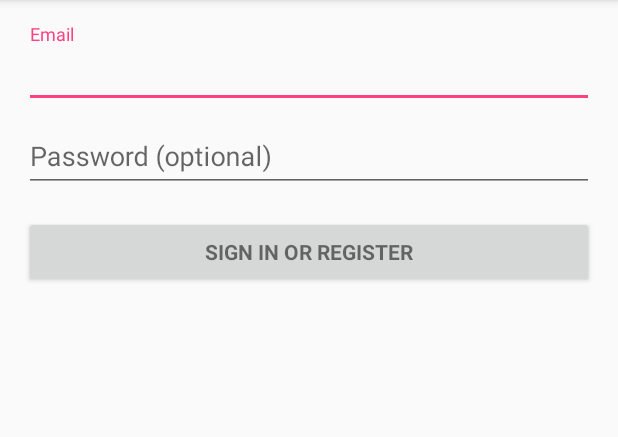
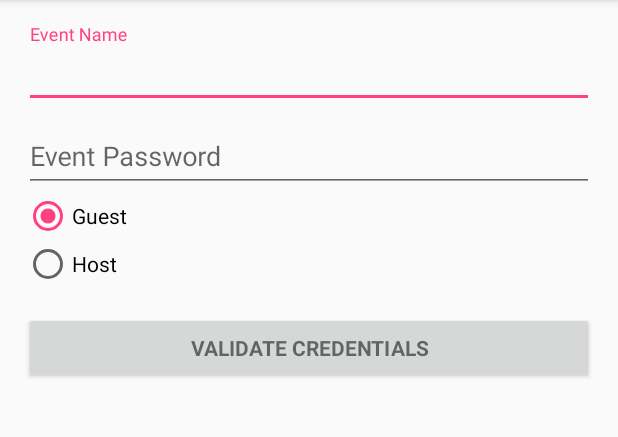
Before and after one commit to kdorosh/MusicMafia, an Android app: the screen it shows after launch (EventLoginActivity), on a phone screen of 412 x 824 dp, the part 84-521 px from its top. Run offline under Robolectric (Android 15) with nearby library versions, the phone set to English and light mode, and no system bars; 2 statements that could not run were skipped.

Commit message:
Add second (empty) Activity and load it upon ValidateCredentials

```diff
--- a/app/src/main/AndroidManifest.xml
+++ b/app/src/main/AndroidManifest.xml
@@ -3,7 +3,7 @@
     package="mattnkev.cs.tufts.edu.musicmafia">
 
     <!-- To auto-complete the email text field in the login form with the user's emails -->
-    <uses-permission android:name="android.permission.GET_ACCOUNTS" />-
+    <uses-permission android:name="android.permission.GET_ACCOUNTS" />
     <uses-permission android:name="android.permission.READ_PROFILE" />
     <uses-permission android:name="android.permission.READ_CONTACTS" />
 
@@ -22,6 +22,7 @@
                 <category android:name="android.intent.category.LAUNCHER" />
             </intent-filter>
         </activity>
+        <activity android:name=".SpotifySignIn"></activity>
     </application>
 
 </manifest>
--- a/app/src/main/res/layout/activity_event_login.xml
+++ b/app/src/main/res/layout/activity_event_login.xml
@@ -11,6 +11,7 @@
     tools:context="mattnkev.cs.tufts.edu.musicmafia.EventLoginActivity">
 
     <!-- Login progress -->
+
     <ProgressBar
         android:id="@+id/login_progress"
         style="?android:attr/progressBarStyleLarge"
@@ -25,7 +26,7 @@
         android:layout_height="match_parent">
 
         <LinearLayout
-            android:id="@+id/email_login_form"
+            android:id="@+id/event_login_form"
             android:layout_width="match_parent"
             android:layout_height="wrap_content"
             android:orientation="vertical">
@@ -35,7 +36,7 @@
                 android:layout_height="wrap_content">
 
                 <AutoCompleteTextView
-                    android:id="@+id/email"
+                    android:id="@+id/event_name"
                     android:layout_width="match_parent"
                     android:layout_height="wrap_content"
                     android:hint="@string/prompt_email"
@@ -63,8 +64,25 @@
 
             </android.support.design.widget.TextInputLayout>
 
+            <RadioGroup android:id="@+id/userType"
+                android:layout_width="fill_parent"
+                android:layout_height="wrap_content"
+                android:orientation="vertical"
+                android:checkedButton="@+id/radio_userGuest" >
+                <RadioButton android:id="@+id/radio_userGuest"
+                    android:layout_width="wrap_content"
+                    android:layout_height="wrap_content"
+                    android:text="@string/prompt_guest"
+                    />
+                <RadioButton android:id="@+id/radio_userHost"
+                    android:layout_width="wrap_content"
+                    android:layout_height="wrap_content"
+                    android:text="@string/prompt_host"
+                    />
+            </RadioGroup>
+
             <Button
-                android:id="@+id/email_sign_in_button"
+                android:id="@+id/validate_credentials_button"
                 style="?android:textAppearanceSmall"
                 android:layout_width="match_parent"
                 android:layout_height="wrap_content"
@@ -74,4 +92,5 @@
 
         </LinearLayout>
     </ScrollView>
+
 </LinearLayout>
--- /dev/null
+++ b/app/src/main/res/values-w820dp/dimens.xml
@@ -0,0 +1,6 @@
+<resources>
+    <!-- Example customization of dimensions originally defined in res/values/dimens.xml
+         (such as screen margins) for screens with more than 820dp of available width. This
+         would include 7" and 10" devices in landscape (~960dp and ~1280dp respectively). -->
+    <dimen name="activity_horizontal_margin">64dp</dimen>
+</resources>
--- a/app/src/main/res/values/strings.xml
+++ b/app/src/main/res/values/strings.xml
@@ -2,15 +2,18 @@
     <string name="app_name">MusicMafia</string>
 
     <!-- Strings related to login -->
-    <string name="prompt_email">Email</string>
-    <string name="prompt_password">Password (optional)</string>
-    <string name="action_sign_in">Sign in or register</string>
+    <string name="prompt_email">Event Name</string>
+    <string name="prompt_password">Event Password</string>
+    <string name="action_sign_in">Validate Credentials</string>
     <string name="action_sign_in_short">Sign in</string>
-    <string name="error_invalid_email">This email address is invalid</string>
+    <string name="error_invalid_eventName">Invalid event ID</string>
     <string name="error_invalid_password">This password is too short</string>
     <string name="error_incorrect_password">This password is incorrect</string>
     <string name="error_field_required">This field is required</string>
     <string name="permission_rationale">"Contacts permissions are needed for providing email
         completions."
     </string>
+    <string name="prompt_guest">Guest</string>
+    <string name="prompt_host">Host</string>
+    <string name="btn_display">DisplayButton</string>
 </resources>
```
Also changed, not shown: app/src/main/java/mattnkev/cs/tufts/edu/musicmafia/EventLoginActivity.java (+41 -20 lines), app/src/main/java/mattnkev/cs/tufts/edu/musicmafia/SpotifySignIn.java (added, +13 -0 lines), app/src/main/res/layout/activity_spotify_sign_in.xml (added, +12 -0 lines).
